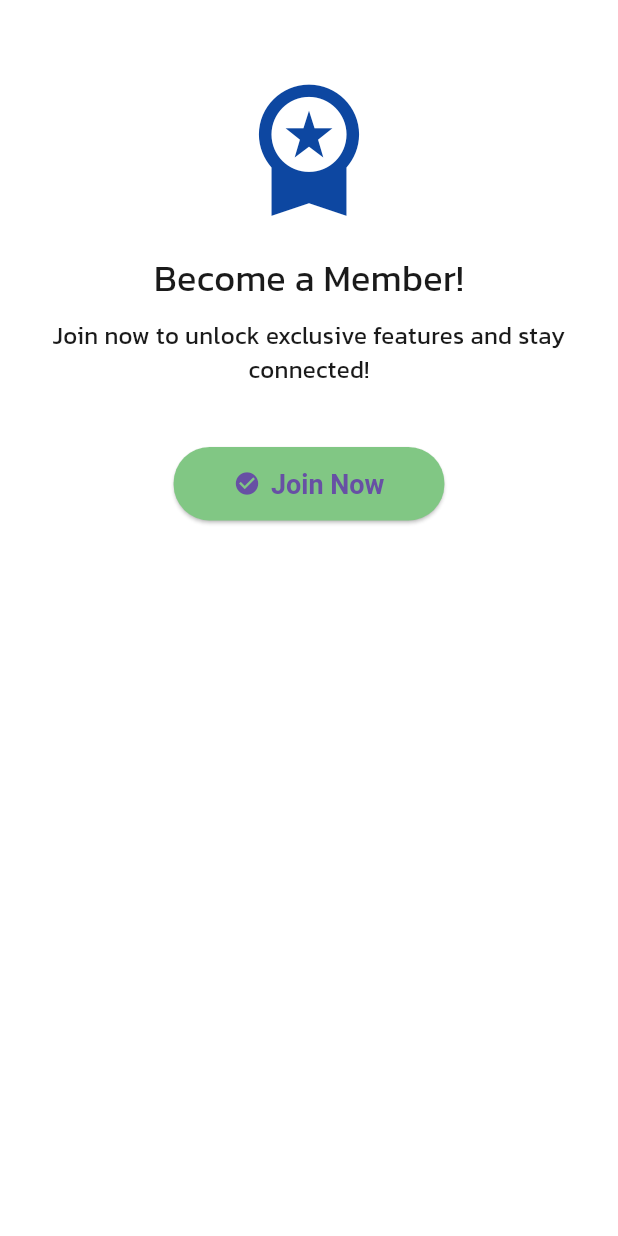
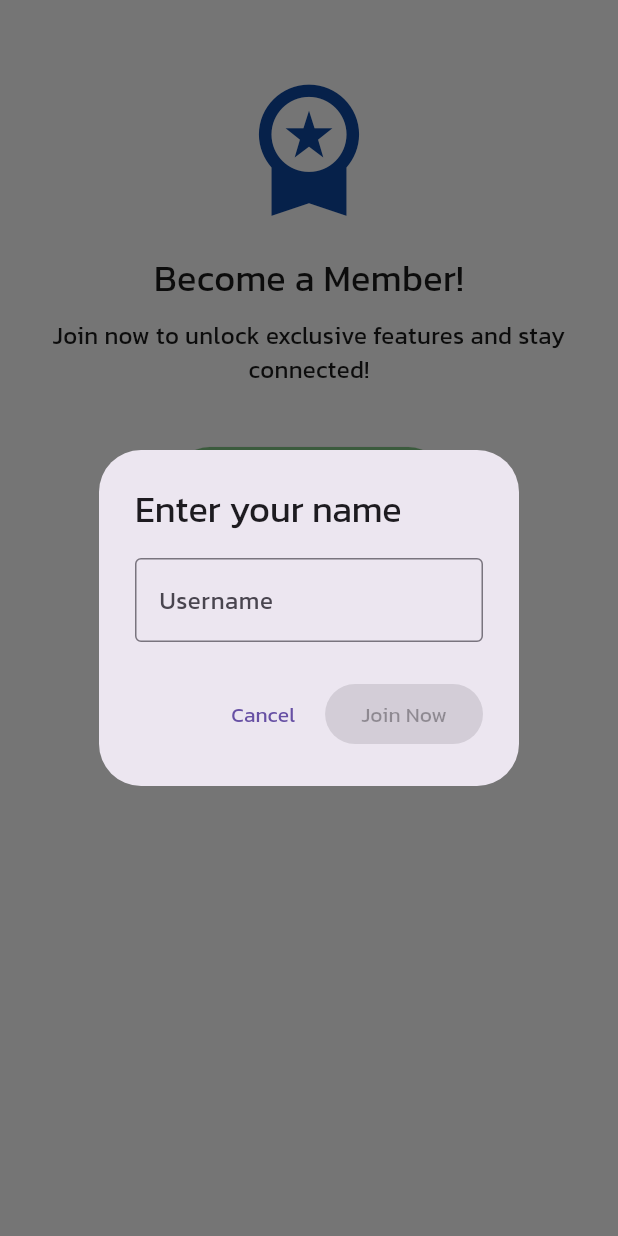
Before and after one commit to PhatnthiS/reward_campaigns, a Flutter app: the MembersScreen screen opened directly, after a tap on "Join Now", on a phone screen of 412 x 824 dp. Run offline on Flutter 3.47's test engine with Material 3 defaults, Android fonts, the phone set to English and light mode, and no system bars; our stand-ins replace flutter_bloc, freezed_annotation, get_it, go_router, share_plus, shared_preferences; accounts and stored records are empty.

Commit message:
Implement SignIn Popup to Join Member

```diff
--- a/lib/features/members/bloc/members_bloc.dart
+++ b/lib/features/members/bloc/members_bloc.dart
@@ -16,14 +16,18 @@ class MembersBloc extends Bloc<MembersEvent, MembersState> {
   }) : super(MembersInitial()) {
     on<LoadMemberEvent>((event, emit) async {
       emit(MembersLoading());
-      final isMember = await checkIsMemberUseCase();
-      final userName = await getUsernameUseCase();
-
-      if (isMember) {
-        emit(MembersLoaded(userName, isMember));
-      } else {
-        emit(MembersLoaded(null, isMember));
-      }
+      await _loadMembershipStatus(emit);
+    });
+    on<JoinMemberEvent>((event, emit) async {
+      emit(MembersLoading());
+      await joinMemberUseCase(event.username);
+      await _loadMembershipStatus(emit);
     });
   }
+
+  Future<void> _loadMembershipStatus(Emitter<MembersState> emit) async {
+    final isMember = await checkIsMemberUseCase();
+    final userName = isMember ? await getUsernameUseCase() : '';
+    emit(MembersLoaded(userName, isMember));
+  }
 }
--- a/lib/features/members/bloc/members_event.dart
+++ b/lib/features/members/bloc/members_event.dart
@@ -4,4 +4,8 @@ abstract class MembersEvent {}
 
 class LoadMemberEvent extends MembersEvent {}
 
-class JoinMemberEvent extends MembersEvent {}
+class JoinMemberEvent extends MembersEvent {
+  final String username;
+
+  JoinMemberEvent(this.username);
+}
--- a/lib/features/members/bloc/members_state.dart
+++ b/lib/features/members/bloc/members_state.dart
@@ -7,10 +7,8 @@ class MembersInitial extends MembersState {}
 class MembersLoading extends MembersState {}
 
 class MembersLoaded extends MembersState {
-  final String? userName;
+  final String userName;
   final bool isMember;
 
   MembersLoaded(this.userName, this.isMember);
 }
-
-class ShowNonMemberScreen extends MembersState {}
--- a/lib/features/members/presentation/members_screen.dart
+++ b/lib/features/members/presentation/members_screen.dart
@@ -1,4 +1,3 @@
-import 'package:shared_preferences/shared_preferences.dart';
 import 'package:reward_campaigns/features/features.dart';
 
 class MembersScreen extends StatefulWidget {
@@ -9,27 +8,9 @@ class MembersScreen extends StatefulWidget {
 }
 
 class MembershipScreenState extends State<MembersScreen> {
-  bool _isMember = false;
-
   @override
   void initState() {
     super.initState();
-    _loadMembershipState();
-  }
-
-  Future<void> _loadMembershipState() async {
-    final prefs = await SharedPreferences.getInstance();
-    setState(() {
-      _isMember = prefs.getBool('isMember') ?? false;
-    });
-  }
-
-  Future<void> _joinMembership() async {
-    final prefs = await SharedPreferences.getInstance();
-    await prefs.setBool('isMember', true);
-    setState(() {
-      _isMember = true;
-    });
   }
 
   @override
@@ -47,20 +28,25 @@ class MembershipScreenState extends State<MembersScreen> {
           if (state is MembersLoaded) {
             return Scaffold(
               backgroundColor: Colors.transparent,
-              body: SingleChildScrollView(
+              body: Padding(
                 padding: const EdgeInsets.all(24),
+                child: Center(
                   child: Column(
                     children: [
                       const SizedBox(height: 24),
                       Icon(
-                      Icons.workspace_premium,
+                        state.isMember
+                            ? Icons.stars_rounded
+                            : Icons.workspace_premium,
                         size: 100,
-                      color: AppColors.darkBlue,
+                        color: state.isMember
+                            ? AppColors.yellow
+                            : AppColors.darkBlue,
                       ),
                       const SizedBox(height: 20),
                       Text(
                         state.isMember
-                          ? context.loc.membersTitle
+                            ? context.loc.member_title(state.userName)
                             : context.loc.non_member_title,
                         style: AppTextStyles.heading2,
 
@@ -72,13 +58,21 @@ class MembershipScreenState extends State<MembersScreen> {
                             ? context.loc.member_description
                             : context.loc.non_member_description,
                         style: AppTextStyles.bodyText,
-
                         textAlign: TextAlign.center,
                       ),
                       const SizedBox(height: 40),
                       if (!state.isMember)
                         ElevatedButton.icon(
-                        onPressed: _joinMembership,
+                          onPressed: () async {
+                            await showSignInPopUp(
+                              context: context,
+                              onJoin: (username) {
+                                context.read<MembersBloc>().add(
+                                  JoinMemberEvent(username),
+                                );
+                              },
+                            );
+                          },
                           icon: Icon(Icons.check_circle),
                           label: Text(context.loc.join_now),
                           style: ElevatedButton.styleFrom(
@@ -96,6 +90,7 @@ class MembershipScreenState extends State<MembersScreen> {
                     ],
                   ),
                 ),
+              ),
             );
           }
           return const Center(child: Text("Something went wrong"));
```
Lines whose indentation alone changed are shown as unchanged.
